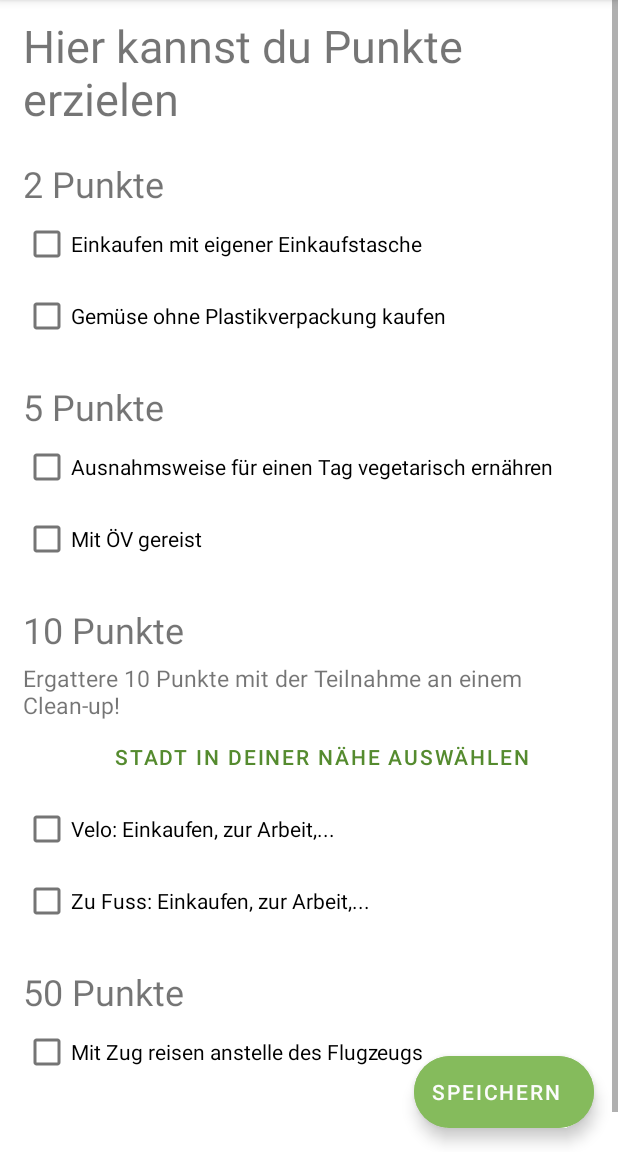
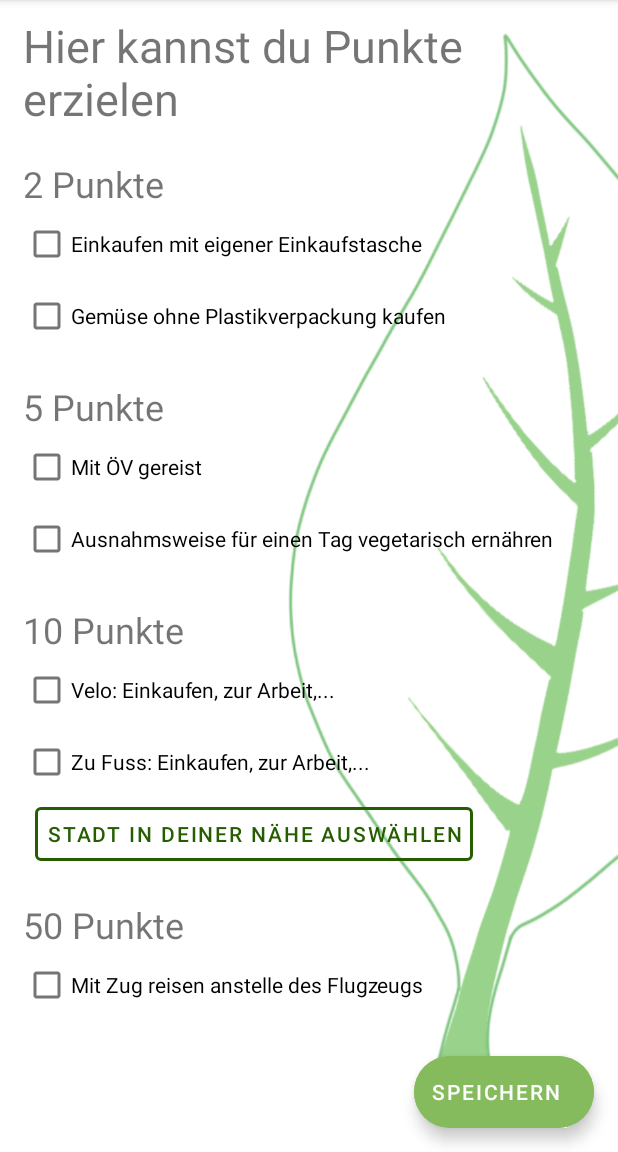
Before and after one commit to Tameli/Score-for-Climate, an Android app: the screen it shows after launch (MainActivity), after a tap on "SCORE SOME POINTS", on a phone screen of 412 x 824 dp, the part 84-1236 px from its top. Run offline under Robolectric (Android 15) with nearby library versions, the light colour scheme and no system bars; our stand-ins replace Room's generated code; 3 statements that could not run were skipped.

Commit message:
Changed order of checkboxes and added background image

```diff
--- a/app/src/main/res/layout/fragment_scorepoints.xml
+++ b/app/src/main/res/layout/fragment_scorepoints.xml
@@ -2,7 +2,9 @@
 <androidx.coordinatorlayout.widget.CoordinatorLayout xmlns:android="http://schemas.android.com/apk/res/android"
     android:layout_height="match_parent"
     android:layout_width="match_parent"
-    android:id="@+id/scorePoints">
+    xmlns:app="http://schemas.android.com/apk/res-auto"
+    android:id="@+id/scorePoints"
+    android:background="@drawable/mobpro10_v2">
 
     <ScrollView
         android:layout_width="match_parent"
@@ -51,16 +53,16 @@
                 android:textSize="24sp"/>
 
             <com.google.android.material.checkbox.MaterialCheckBox
+                android:id = "@+id/secondButtonValue5"
+                android:layout_width="match_parent"
+                android:layout_height="wrap_content"
+                android:text="@string/secondButtonValue5"/>
+
+            <com.google.android.material.checkbox.MaterialCheckBox
                 android:id = "@+id/firstButtonValue5"
                 android:layout_width="match_parent"
                 android:layout_height="wrap_content"
                 android:text="@string/firstButtonValue5"/>
-
-            <com.google.android.material.checkbox.MaterialCheckBox
-                android:id = "@+id/secondButtonValue5"
-                android:layout_width="match_parent"
-                android:layout_height="wrap_content"
-                android:text="@string/secondButtonValue5"/>
 
             <com.google.android.material.textview.MaterialTextView
                 android:layout_width="match_parent"
@@ -68,30 +70,6 @@
                 android:layout_marginTop="20dp"
                 android:text="@string/tenpoints"
                 android:textSize="24sp"/>
-
-            <com.google.android.material.textview.MaterialTextView
-                android:layout_width="match_parent"
-                android:layout_height="wrap_content"
-                android:layout_marginTop="5dp"
-                android:text="@string/cleanupsubtitle"
-                android:textSize="15sp" />
-
-            <com.google.android.material.button.MaterialButton
-                android:id="@+id/showCities"
-                android:layout_width="wrap_content"
-                android:layout_height="0dp"
-                style="@style/Widget.MaterialComponents.Button.TextButton.Dialog"
-                android:layout_gravity="center_horizontal"
-                android:text="@string/selectcitybuttontext"
-                android:layout_weight="1"/>
-
-            <LinearLayout
-                android:id="@+id/linearLayoutFragmentScorepoints"
-                android:layout_width="match_parent"
-                android:layout_height="wrap_content"
-                android:orientation="vertical">
-
-            </LinearLayout>
 
             <com.google.android.material.checkbox.MaterialCheckBox
                 android:id="@+id/firstButtonValue10"
@@ -104,6 +82,32 @@
                 android:layout_width="match_parent"
                 android:layout_height="wrap_content"
                 android:text="@string/secondButtonValue10"/>
+
+<!--            <com.google.android.material.textview.MaterialTextView-->
+<!--                android:layout_width="match_parent"-->
+<!--                android:layout_height="wrap_content"-->
+<!--                android:layout_marginTop="5dp"-->
+<!--                android:text="@string/cleanupsubtitle"-->
+<!--                android:textSize="15sp" />-->
+
+            <com.google.android.material.button.MaterialButton
+                android:id="@+id/showCities"
+                android:layout_width="wrap_content"
+                android:layout_height="0dp"
+                android:layout_gravity="left"
+                android:text="@string/selectcitybuttontext"
+                android:textColor="@color/primaryDarkColor"
+                app:strokeColor="@color/primaryDarkColor"
+                app:strokeWidth="2dp"
+                style="@style/Widget.MaterialComponents.Button.TextButton.Dialog"
+                android:layout_weight="1"/>
+
+            <LinearLayout
+                android:id="@+id/linearLayoutFragmentScorepoints"
+                android:layout_width="match_parent"
+                android:layout_height="wrap_content"
+                android:orientation="vertical">
+            </LinearLayout>
 
             <com.google.android.material.textview.MaterialTextView
                 android:layout_width="match_parent"
```
